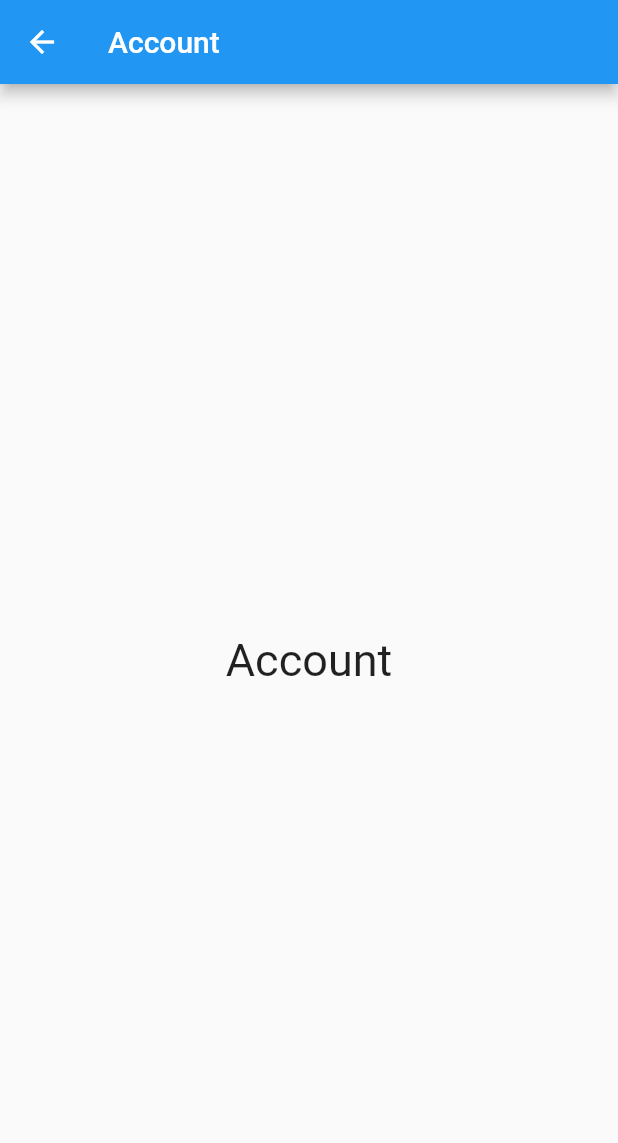
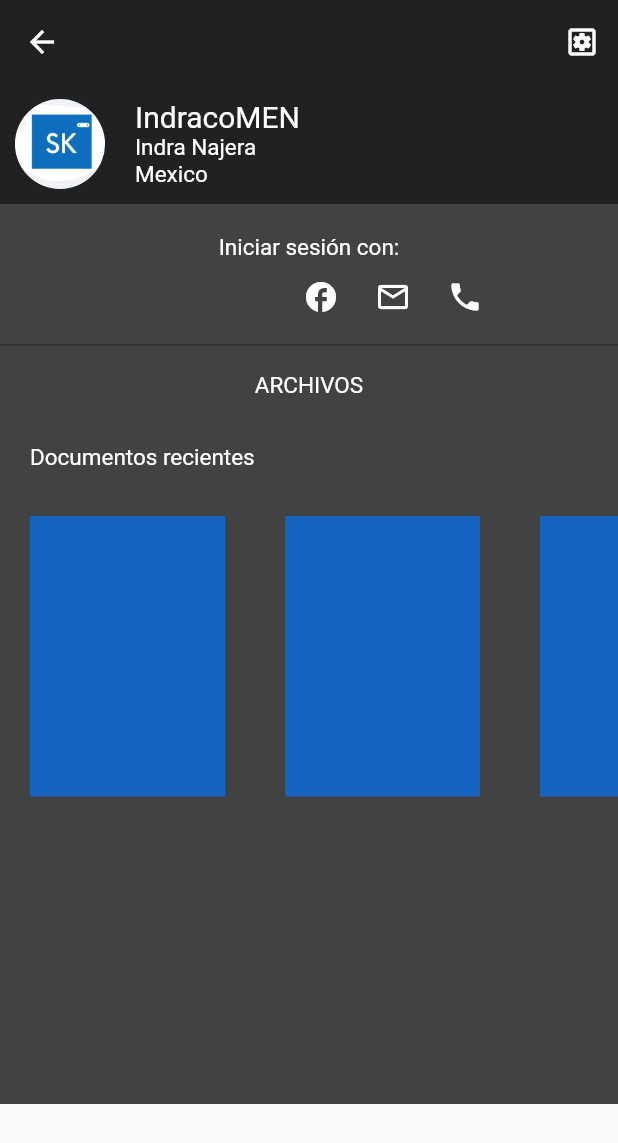
Before and after one commit to IndracoMEN/Skanner_frontend_, a Flutter app: the Account screen opened directly, on a phone screen of 412 x 824 dp. Shown: the top 1143 px of the screen. Run offline on Flutter 3.47's test engine with Material 2 defaults, Android fonts, the light colour scheme and no system bars; missing offline and left inert: fancy_bar; network calls fail.

Commit message:
se agrega slider a la funcion <cuenta> del bottom navigation

```diff
--- a/lib/Widgets/Bottom Navigation/bottom_navigation_account.dart
+++ b/lib/Widgets/Bottom Navigation/bottom_navigation_account.dart
@@ -5,16 +5,153 @@ class Account extends StatelessWidget {
 
   @override
   Widget build(BuildContext context) {
+    // ignore: constant_identifier_names
+    const text_style = TextStyle(
+      color: Colors.white,
+      fontSize: 15,
+    );
     return Scaffold(
       appBar: AppBar(
-        title: Text("Account"),
+        elevation: 0,
+        backgroundColor: Colors.grey.shade900,
+        actions: [
+          IconButton(
+              onPressed: () {},
+              icon: const Icon(Icons.settings_applications_outlined)),
+        ],
       ),
-      body: Center(
-        child: Text(
-          "Account",
-          style: TextStyle(fontSize: 30),
-        ),
+      body: ListView(
+        children: [
+          Container(
+            height: 80,
+            color: Colors.grey.shade900,
+            child: Row(
+              children: [
+                Container(width: 10),
+                const CircleAvatar(
+                  backgroundImage: AssetImage("lib/assets/sk_drawer.jpg"),
+                  radius: 30,
+                ),
+                Container(width: 20),
+                Column(
+                  mainAxisAlignment: MainAxisAlignment.center,
+                  crossAxisAlignment: CrossAxisAlignment.start,
+                  children: [
+                    Text(
+                      //this.user_name
+                      "IndracoMEN",
+                      style: TextStyle(fontSize: 20, color: Colors.white),
+                    ),
+                    //this.name
+                    Text(
+                      "Indra Najera",
+                      style: text_style,
+                    ),
+                    //this.country
+                    Text(
+                      "Mexico",
+                      style: text_style,
+                    )
+                  ],
+                )
+              ],
+            ),
+          ),
+          Body_account(text_style: text_style),
+        ],
       ),
     );
   }
 }
+
+class Body_account extends StatelessWidget {
+  const Body_account({
+    Key? key,
+    required this.text_style,
+  }) : super(key: key);
+
+  final TextStyle text_style;
+
+  @override
+  Widget build(BuildContext context) {
+    return Column(
+      crossAxisAlignment: CrossAxisAlignment.start,
+      mainAxisAlignment: MainAxisAlignment.start,
+      children: [
+        Container(
+          color: Colors.grey.shade800,
+          height: 600,
+          child: Column(
+            children: [
+              const SizedBox(height: 20),
+              Text(
+                "Iniciar sesión con:",
+                style: text_style,
+              ),
+              Row(
+                crossAxisAlignment: CrossAxisAlignment.center,
+                children: [
+                  Container(width: 190),
+                  IconButton(
+                    onPressed: () {},
+                    icon: const Icon(Icons.facebook_outlined,
+                        color: Colors.white),
+                    padding: const EdgeInsets.all(5),
+                  ),
+                  IconButton(
+                      onPressed: () {},
+                      icon:
+                          const Icon(Icons.email_outlined, color: Colors.white),
+                      padding: const EdgeInsets.all(5)),
+                  IconButton(
+                      onPressed: () {},
+                      icon: const Icon(Icons.phone, color: Colors.white),
+                      padding: const EdgeInsets.all(5)),
+                ],
+              ),
+              const Divider(color: Colors.black45),
+              Padding(
+                padding: const EdgeInsets.only(top: 10, bottom: 20),
+                child: Text(
+                  "Archivos".toUpperCase(),
+                  style: text_style,
+                  textAlign: TextAlign.start,
+                ),
+              ),
+              SizedBox(
+                height: 265,
+                width: double.infinity,
+                child: Column(
+                  crossAxisAlignment: CrossAxisAlignment.start,
+                  children: [
+                    Padding(
+                      padding: const EdgeInsets.symmetric(
+                          horizontal: 20, vertical: 10),
+                      child: Text(
+                        "Documentos recientes",
+                        style: text_style,
+                        textAlign: TextAlign.start,
+                      ),
+                    ),
+                    Expanded(
+                      child: ListView.builder(
+                          scrollDirection: Axis.horizontal,
+                          itemCount: 20,
+                          itemBuilder: (_, int index) {
+                            return Container(
+                                width: 130,
+                                height: 190,
+                                color: Colors.blue.shade800,
+                                margin: const EdgeInsets.all(20));
+                          }),
+                    ),
+                  ],
+                ),
+              ),
+            ],
+          ),
+        ),
+      ],
+    );
+  }
+}
--- a/lib/main.dart
+++ b/lib/main.dart
@@ -64,6 +64,12 @@ class _MyHomePageState extends State<MyHomePage> {
     return Scaffold(
       appBar: AppBar(
           centerTitle: true,
+          actions: [
+            IconButton(
+                onPressed: () {},
+                icon: Icon(Icons.arrow_back_ios_new_outlined,
+                    color: Colors.blueAccent.shade400))
+          ],
           elevation: 5,
           title: Text(
             "Skanner",
--- a/pubspec.yaml
+++ b/pubspec.yaml
@@ -59,8 +59,8 @@ flutter:
   uses-material-design: true
 
   # To add assets to your application, add an assets section, like this:
-  # assets:
-  #   - images/a_dot_burr.jpeg
+  assets:
+  - lib/assets/sk_drawer.jpg
   #   - images/a_dot_ham.jpeg
 
   # An image asset can refer to one or more resolution-specific "variants", see
```
Also changed, not shown: lib/Widgets/Dashboard/dashboard.dart (+7 -6 lines), lib/Widgets/Drawer/my_drawer_header.dart (+8 -9 lines), lib/Widgets/Drawer/notes.dart (+3 -4 lines), lib/Widgets/Fancy_Bottom/fancy.dart (+10 -10 lines), lib/body_functions/body_convertir.dart (+6 -6 lines), lib/body_functions/body_edit.dart (+11 -11 lines), lib/assets/sk_drawer.jpg (added).
